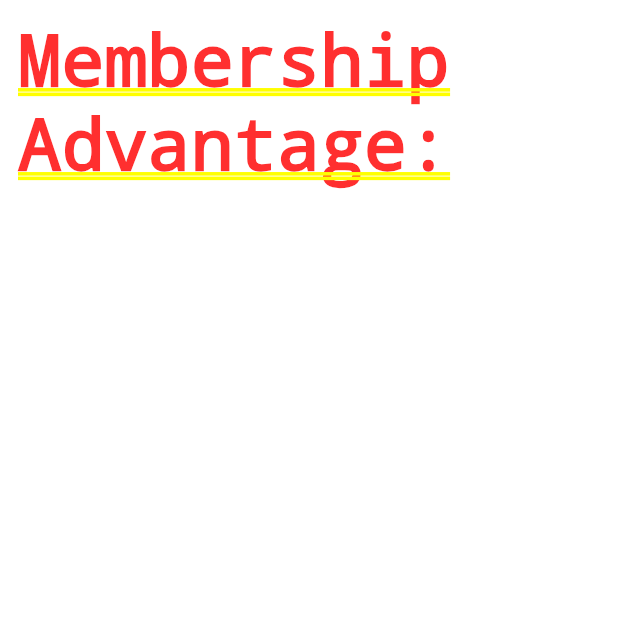
After one commit to ishaileshmishra/sme, a Flutter app: the MembershipPage screen opened directly, after a tap on "Membership Advantages", on a phone screen of 412 x 824 dp, the top half of it. The commit adds this screen. Run offline on Flutter 3.47's test engine with Material 2 defaults, Android fonts, the phone set to English and light mode, and no system bars; missing offline and left inert: flutter_banner_swiper.

Commit message:
file structured

```diff
--- a/lib/ui/event/forthcoming_page.dart
+++ b/lib/ui/event/forthcoming_page.dart
@@ -1,7 +1,7 @@
 import 'package:flutter/cupertino.dart';
 import 'package:flutter/material.dart';
 import 'package:sme/ui/event/event_page.dart';
-import 'package:sme/ui/exhibition_page.dart';
+import 'package:sme/ui/others/exhibition_page.dart';
 
 class ForthcomingPage extends StatefulWidget {
   @override
--- /dev/null
+++ b/lib/ui/member_partner/member/membership_advantage.dart
@@ -0,0 +1,17 @@
+import 'package:flutter/material.dart';
+
+
+class MembershipAdvantage extends StatefulWidget {
+  @override
+  _MembershipAdvantageState createState() => _MembershipAdvantageState();
+}
+
+class _MembershipAdvantageState extends State<MembershipAdvantage> {
+  @override
+  Widget build(BuildContext context) {
+    return Container(
+      padding: EdgeInsets.all(12),
+      child: Text('Membership Advantage:'),
+    );
+  }
+}
--- a/lib/ui/member_partner/membership_tab.dart
+++ b/lib/ui/member_partner/membership_tab.dart
@@ -2,6 +2,7 @@ import 'package:flutter/cupertino.dart';
 import 'package:flutter/material.dart';
 import 'package:sme/models/drawer_model.dart';
 import 'package:sme/ui/member_partner/member/chapter_form.dart';
+import 'package:sme/ui/member_partner/member/membership_advantage.dart';
 import 'package:sme/widgets/text_widgets.dart';
 
 class MembershipTab extends StatefulWidget {
@@ -64,6 +65,10 @@ class _MembershipTabState extends State<MembershipTab> {
 
     switch(index){
       case 0:
+        Navigator.push(
+          context,
+          MaterialPageRoute(builder: (context) => MembershipAdvantage()),
+        );
         break;
       case 1:
         Navigator.push(
```
Also changed, not shown: lib/landing_page.dart (+6 -6 lines), lib/ui/others/about_page.dart (renamed from lib/ui/about_page.dart), lib/ui/others/exhibition_page.dart (renamed from lib/ui/exhibition_page.dart), lib/ui/others/gallery_page.dart (renamed from lib/ui/gallery_page.dart), lib/ui/others/home_page.dart (renamed from lib/ui/home_page.dart), lib/ui/others/instantiated_page.dart (renamed from lib/ui/instantiated_page.dart), lib/ui/others/sector_page.dart (renamed from lib/ui/sector_page.dart), lib/ui/others/services_page.dart (renamed from lib/ui/services_page.dart).
